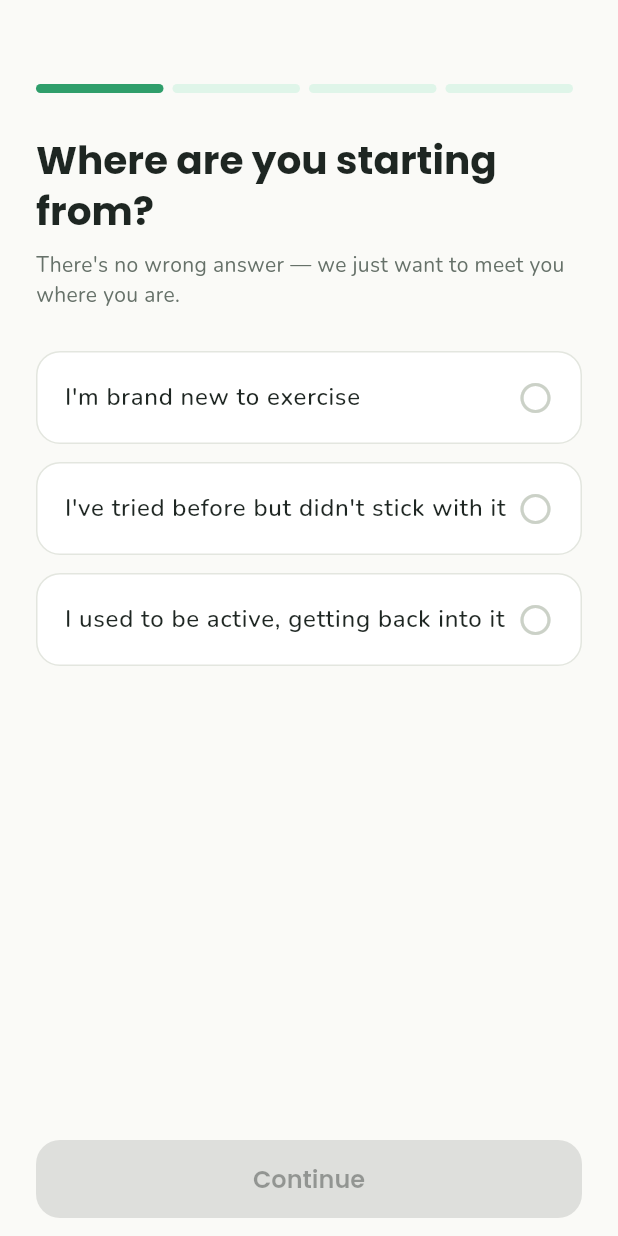
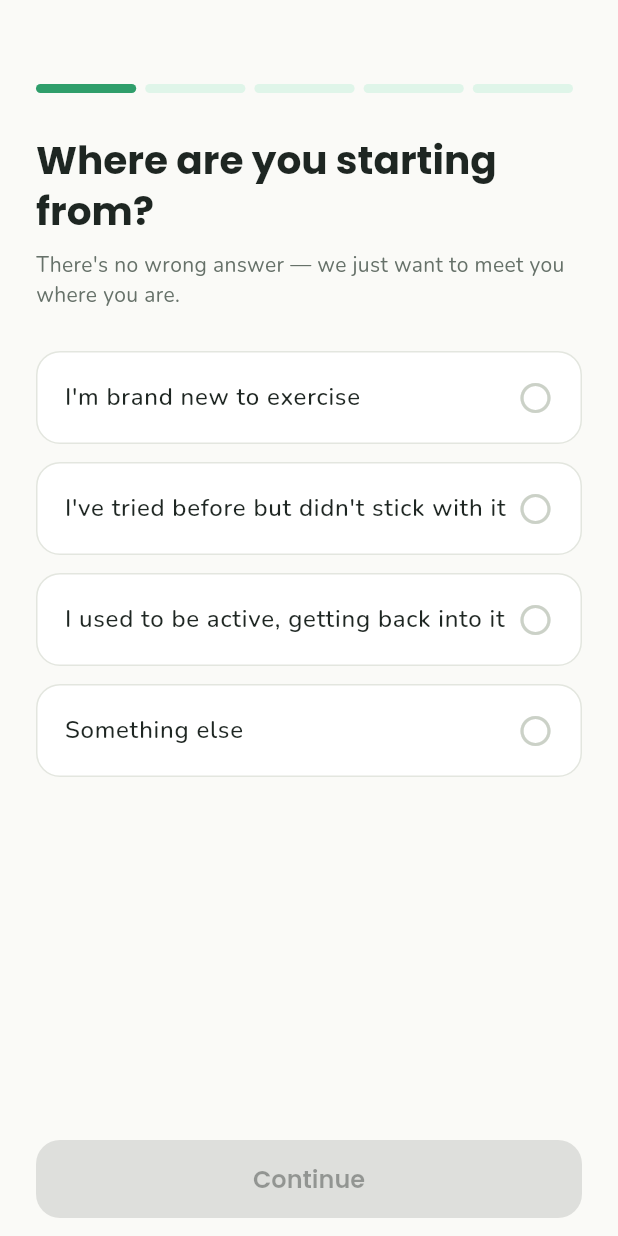
Before and after one commit to uttamkumar-spec/applaunch, a Flutter app: the screen it shows after launch, after a tap on "Let's get started", on a phone screen of 412 x 824 dp. Run offline on Flutter 3.47's test engine with Material 3 defaults, Android fonts, the phone set to English and light mode, and no system bars; our stand-ins replace fl_chart, flutter_riverpod, go_router, google_fonts, image_picker, supabase_flutter; accounts and stored records are empty.

Commit message:
Add reusable Other+free-text picker and prior-coaching question to onboarding

```diff
--- /dev/null
+++ b/mobile/lib/core/widgets/option_picker.dart
@@ -0,0 +1,118 @@
+import 'package:flutter/material.dart';
+
+import '../theme/app_theme.dart';
+
+/// A single/list-choice picker with a built-in "Other" option that reveals a
+/// free-text field. Used anywhere in the app that offers a fixed set of
+/// choices but shouldn't force an answer that doesn't fit — the free text is
+/// preserved (never overwritten by the fixed options) so it can inform
+/// future product changes.
+///
+/// [selected] is the option key, or [otherValue] when "Other" is chosen.
+class OptionPicker extends StatelessWidget {
+  const OptionPicker({
+    super.key,
+    required this.options,
+    required this.selected,
+    required this.onSelect,
+    required this.otherText,
+    required this.onOtherTextChanged,
+    this.otherLabel = 'Something else',
+    this.otherHint = "Tell us in your own words — we're listening.",
+    this.otherValue = 'other',
+  });
+
+  final Map<String, String> options;
+  final String? selected;
+  final ValueChanged<String> onSelect;
+  final String otherText;
+  final ValueChanged<String> onOtherTextChanged;
+  final String otherLabel;
+  final String otherHint;
+  final String otherValue;
+
+  bool get _isOtherSelected => selected == otherValue;
+
+  @override
+  Widget build(BuildContext context) {
+    return ListView(
+      children: [
+        ...options.entries.map((e) => _OptionTile(
+              label: e.value,
+              isSelected: e.key == selected,
+              onTap: () => onSelect(e.key),
+            )),
+        _OptionTile(
+          label: otherLabel,
+          isSelected: _isOtherSelected,
+          onTap: () => onSelect(otherValue),
+        ),
+        if (_isOtherSelected) ...[
+          const SizedBox(height: 12),
+          TextField(
+            autofocus: true,
+            maxLines: 3,
+            decoration: InputDecoration(
+              hintText: otherHint,
+              filled: true,
+              fillColor: AppColors.surface,
+              border: OutlineInputBorder(
+                borderRadius: BorderRadius.circular(16),
+                borderSide: const BorderSide(color: Color(0xFFE3E6DF)),
+              ),
+            ),
+            controller: TextEditingController(text: otherText)
+              ..selection = TextSelection.collapsed(offset: otherText.length),
+            onChanged: onOtherTextChanged,
+          ),
+        ],
+      ],
+    );
+  }
+}
+
+class _OptionTile extends StatelessWidget {
+  const _OptionTile({required this.label, required this.isSelected, required this.onTap});
+
+  final String label;
+  final bool isSelected;
+  final VoidCallback onTap;
+
+  @override
+  Widget build(BuildContext context) {
+    return Padding(
+      padding: const EdgeInsets.only(bottom: 12),
+      child: InkWell(
+        borderRadius: BorderRadius.circular(16),
+        onTap: onTap,
+        child: Container(
+          padding: const EdgeInsets.symmetric(horizontal: 18, vertical: 18),
+          decoration: BoxDecoration(
+            color: isSelected ? AppColors.primaryLight : AppColors.surface,
+            borderRadius: BorderRadius.circular(16),
+            border: Border.all(
+              color: isSelected ? AppColors.primary : const Color(0xFFE3E6DF),
+              width: isSelected ? 1.5 : 1,
+            ),
+          ),
+          child: Row(
+            children: [
+              Expanded(
+                child: Text(
+                  label,
+                  style: Theme.of(context).textTheme.bodyLarge?.copyWith(
+                        fontWeight: isSelected ? FontWeight.w700 : FontWeight.w500,
+                      ),
+                ),
+              ),
+              if (isSelected)
+                const Icon(Icons.check_circle, color: AppColors.primary)
+              else
+                const Icon(Icons.circle_outlined, color: Color(0xFFCBD1C7)),
+            ],
+          ),
+        ),
+      ),
+    );
+  }
+}
--- a/mobile/lib/features/onboarding/models/onboarding_data.dart
+++ b/mobile/lib/features/onboarding/models/onboarding_data.dart
@@ -4,29 +4,62 @@
 class OnboardingData {
   OnboardingData({
     this.experienceLevel,
+    this.experienceLevelOtherText = '',
+    this.hasWorkedWithCoachBefore,
+    this.coachHistoryText = '',
     this.primaryGoal,
-    this.daysPerWeek,
+    this.primaryGoalOtherText = '',
+    this.daysPerWeekSelection,
+    this.daysPerWeekOtherText = '',
     this.equipmentAccess,
+    this.equipmentAccessOtherText = '',
     this.focusAreas = const [],
   });
 
-  String? experienceLevel; // 'brand_new' | 'tried_before' | 'getting_back_into_it'
-  String? primaryGoal; // 'lose_weight' | 'build_strength' | 'feel_healthier' | 'more_energy'
-  int? daysPerWeek;
-  String? equipmentAccess; // 'none' | 'home_basics' | 'full_gym'
+  // 'brand_new' | 'tried_before' | 'getting_back_into_it' | 'other'
+  String? experienceLevel;
+  String experienceLevelOtherText;
+
+  bool? hasWorkedWithCoachBefore;
+  String coachHistoryText; // filled in when hasWorkedWithCoachBefore is true
+
+  // 'lose_weight' | 'build_strength' | 'feel_healthier' | 'more_energy' | 'other'
+  String? primaryGoal;
+  String primaryGoalOtherText;
+
+  // '2' | '3' | '4' | '5' | 'other'
+  String? daysPerWeekSelection;
+  String daysPerWeekOtherText;
+
+  /// Numeric days/week when a fixed option was picked; null when the answer
+  /// was free text (e.g. "1 day" or something irregular).
+  int? get daysPerWeek => int.tryParse(daysPerWeekSelection ?? '');
+
+  // 'none' | 'home_basics' | 'full_gym' | 'other'
+  String? equipmentAccess;
+  String equipmentAccessOtherText;
+
   List<String> focusAreas; // 'full_body' | 'cardio' | 'strength' | 'flexibility'
 
   bool get isComplete =>
       experienceLevel != null &&
+      hasWorkedWithCoachBefore != null &&
       primaryGoal != null &&
-      daysPerWeek != null &&
+      daysPerWeekSelection != null &&
       equipmentAccess != null;
 
   Map<String, dynamic> toJson() => {
         'experience_level': experienceLevel,
+        'experience_level_other_text': experienceLevelOtherText,
+        'has_worked_with_coach_before': hasWorkedWithCoachBefore,
+        'coach_history_text': coachHistoryText,
         'primary_goal': primaryGoal,
+        'primary_goal_other_text': primaryGoalOtherText,
         'days_per_week': daysPerWeek,
+        'days_per_week_selection': daysPerWeekSelection,
+        'days_per_week_other_text': daysPerWeekOtherText,
         'equipment_access': equipmentAccess,
+        'equipment_access_other_text': equipmentAccessOtherText,
         'focus_areas': focusAreas,
       };
 }
--- a/mobile/lib/features/onboarding/screens/onboarding_quiz_screen.dart
+++ b/mobile/lib/features/onboarding/screens/onboarding_quiz_screen.dart
@@ -3,6 +3,7 @@ import 'package:flutter_riverpod/flutter_riverpod.dart';
 import 'package:go_router/go_router.dart';
 
 import '../../../core/theme/app_theme.dart';
+import '../../../core/widgets/option_picker.dart';
 import '../models/onboarding_data.dart';
 
 final onboardingDataProvider = StateProvider<OnboardingData>((ref) => OnboardingData());
@@ -17,6 +18,10 @@ const _steps = [
   _Step(
     title: "Where are you starting from?",
     subtitle: "There's no wrong answer — we just want to meet you where you are.",
+  ),
+  _Step(
+    title: "Have you worked with a coach before?",
+    subtitle: "In person, online, a class — anything counts.",
   ),
   _Step(
     title: "What matters most to you right now?",
@@ -49,13 +54,20 @@ class _OnboardingQuizScreenState extends ConsumerState<OnboardingQuizScreen> {
     final data = ref.read(onboardingDataProvider);
     switch (_step) {
       case 0:
-        return data.experienceLevel != null;
+        return data.experienceLevel != null &&
+            (data.experienceLevel != 'other' || data.experienceLevelOtherText.trim().isNotEmpty);
       case 1:
-        return data.primaryGoal != null;
+        return data.hasWorkedWithCoachBefore != null &&
+            (data.hasWorkedWithCoachBefore != true || data.coachHistoryText.trim().isNotEmpty);
       case 2:
-        return data.daysPerWeek != null;
+        return data.primaryGoal != null &&
+            (data.primaryGoal != 'other' || data.primaryGoalOtherText.trim().isNotEmpty);
       case 3:
-        return data.equipmentAccess != null;
+        return data.daysPerWeekSelection != null &&
+            (data.daysPerWeekSelection != 'other' || data.daysPerWeekOtherText.trim().isNotEmpty);
+      case 4:
+        return data.equipmentAccess != null &&
+            (data.equipmentAccess != 'other' || data.equipmentAccessOtherText.trim().isNotEmpty);
     }
     return false;
   }
@@ -127,7 +139,7 @@ class _OnboardingQuizScreenState extends ConsumerState<OnboardingQuizScreen> {
   Widget _buildStepBody(OnboardingData data, StateController<OnboardingData> notifier) {
     switch (_step) {
       case 0:
-        return _OptionList(
+        return OptionPicker(
           options: const {
             'brand_new': "I'm brand new to exercise",
             'tried_before': "I've tried before but didn't stick with it",
@@ -135,9 +147,19 @@ class _OnboardingQuizScreenState extends ConsumerState<OnboardingQuizScreen> {
           },
           selected: data.experienceLevel,
           onSelect: (v) => notifier.update((d) => d..experienceLevel = v),
+          otherText: data.experienceLevelOtherText,
+          onOtherTextChanged: (v) => notifier.update((d) => d..experienceLevelOtherText = v),
         );
       case 1:
-        return _OptionList(
+        return _YesNoWithDetail(
+          selected: data.hasWorkedWithCoachBefore,
+          onSelect: (v) => notifier.update((d) => d..hasWorkedWithCoachBefore = v),
+          detailText: data.coachHistoryText,
+          onDetailTextChanged: (v) => notifier.update((d) => d..coachHistoryText = v),
+          detailHint: "Who was it, or where — tell us a bit about it",
+        );
+      case 2:
+        return OptionPicker(
           options: const {
             'lose_weight': "Lose weight",
             'build_strength': "Build strength",
@@ -146,20 +168,24 @@ class _OnboardingQuizScreenState extends ConsumerState<OnboardingQuizScreen> {
           },
           selected: data.primaryGoal,
           onSelect: (v) => notifier.update((d) => d..primaryGoal = v),
+          otherText: data.primaryGoalOtherText,
+          onOtherTextChanged: (v) => notifier.update((d) => d..primaryGoalOtherText = v),
         );
-      case 2:
-        return _OptionList(
+      case 3:
+        return OptionPicker(
           options: const {
             '2': "2 days a week",
             '3': "3 days a week",
             '4': "4 days a week",
             '5': "5+ days a week",
           },
-          selected: data.daysPerWeek?.toString(),
-          onSelect: (v) => notifier.update((d) => d..daysPerWeek = int.parse(v)),
+          selected: data.daysPerWeekSelection,
+          onSelect: (v) => notifier.update((d) => d..daysPerWeekSelection = v),
+          otherText: data.daysPerWeekOtherText,
+          onOtherTextChanged: (v) => notifier.update((d) => d..daysPerWeekOtherText = v),
         );
-      case 3:
-        return _OptionList(
+      case 4:
+        return OptionPicker(
           options: const {
             'none': "No equipment — just my body",
             'home_basics': "A few basics at home (bands, dumbbells)",
@@ -167,29 +193,74 @@ class _OnboardingQuizScreenState extends ConsumerState<OnboardingQuizScreen> {
           },
           selected: data.equipmentAccess,
           onSelect: (v) => notifier.update((d) => d..equipmentAccess = v),
+          otherText: data.equipmentAccessOtherText,
+          onOtherTextChanged: (v) => notifier.update((d) => d..equipmentAccessOtherText = v),
         );
     }
     return const SizedBox.shrink();
   }
 }
 
-class _OptionList extends StatelessWidget {
-  const _OptionList({required this.options, required this.selected, required this.onSelect});
+/// Yes/No question that reveals a free-text field when the answer is Yes.
+class _YesNoWithDetail extends StatelessWidget {
+  const _YesNoWithDetail({
+    required this.selected,
+    required this.onSelect,
+    required this.detailText,
+    required this.onDetailTextChanged,
+    required this.detailHint,
+  });
 
-  final Map<String, String> options;
-  final String? selected;
-  final ValueChanged<String> onSelect;
+  final bool? selected;
+  final ValueChanged<bool> onSelect;
+  final String detailText;
+  final ValueChanged<String> onDetailTextChanged;
+  final String detailHint;
 
   @override
   Widget build(BuildContext context) {
     return ListView(
-      children: options.entries.map((e) {
-        final isSelected = e.key == selected;
+      children: [
+        _YesNoTile(label: 'Yes', isSelected: selected == true, onTap: () => onSelect(true)),
+        _YesNoTile(label: 'No', isSelected: selected == false, onTap: () => onSelect(false)),
+        if (selected == true) ...[
+          const SizedBox(height: 12),
+          TextField(
+            autofocus: true,
+            maxLines: 3,
+            decoration: InputDecoration(
+              hintText: detailHint,
+              filled: true,
+              fillColor: AppColors.surface,
+              border: OutlineInputBorder(
+                borderRadius: BorderRadius.circular(16),
+                borderSide: const BorderSide(color: Color(0xFFE3E6DF)),
+              ),
+            ),
+            controller: TextEditingController(text: detailText)
+              ..selection = TextSelection.collapsed(offset: detailText.length),
+            onChanged: onDetailTextChanged,
+          ),
+        ],
+      ],
+    );
+  }
+}
+
+class _YesNoTile extends StatelessWidget {
+  const _YesNoTile({required this.label, required this.isSelected, required this.onTap});
+
+  final String label;
+  final bool isSelected;
+  final VoidCallback onTap;
+
+  @override
+  Widget build(BuildContext context) {
     return Padding(
       padding: const EdgeInsets.only(bottom: 12),
       child: InkWell(
         borderRadius: BorderRadius.circular(16),
-            onTap: () => onSelect(e.key),
+        onTap: onTap,
         child: Container(
           padding: const EdgeInsets.symmetric(horizontal: 18, vertical: 18),
           decoration: BoxDecoration(
@@ -204,7 +275,7 @@ class _OptionList extends StatelessWidget {
             children: [
               Expanded(
                 child: Text(
-                      e.value,
+                  label,
                   style: Theme.of(context).textTheme.bodyLarge?.copyWith(
                         fontWeight: isSelected ? FontWeight.w700 : FontWeight.w500,
                       ),
@@ -219,7 +290,5 @@ class _OptionList extends StatelessWidget {
         ),
       ),
     );
-      }).toList(),
-    );
   }
 }
```
Lines whose indentation alone changed are shown as unchanged.
